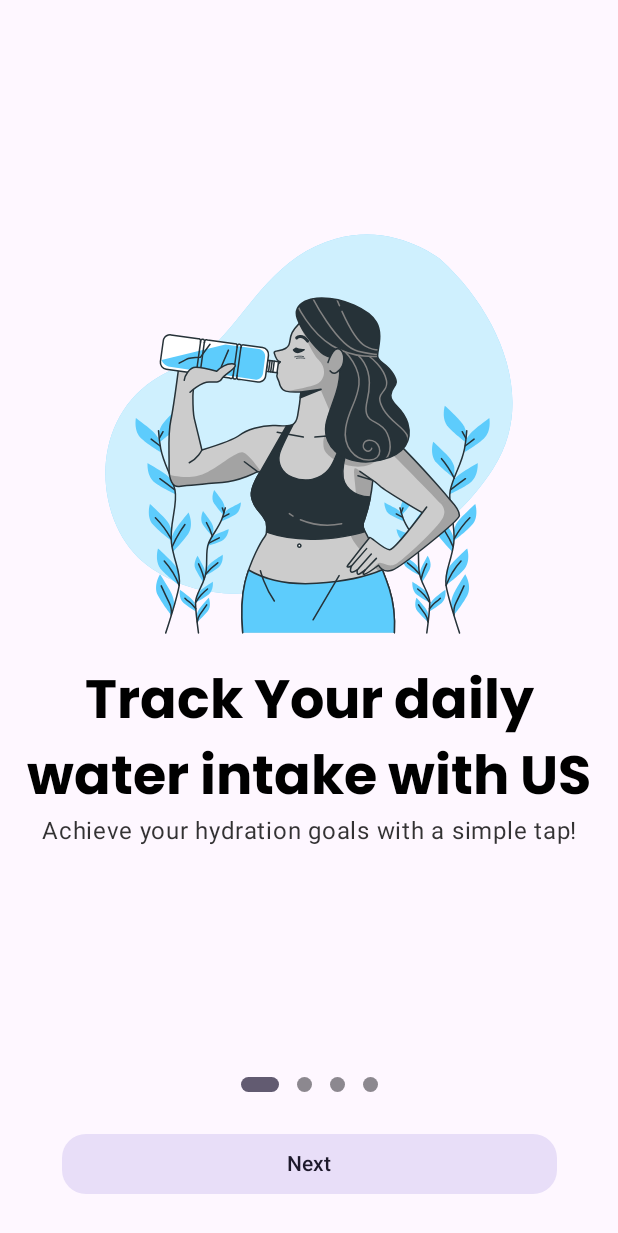
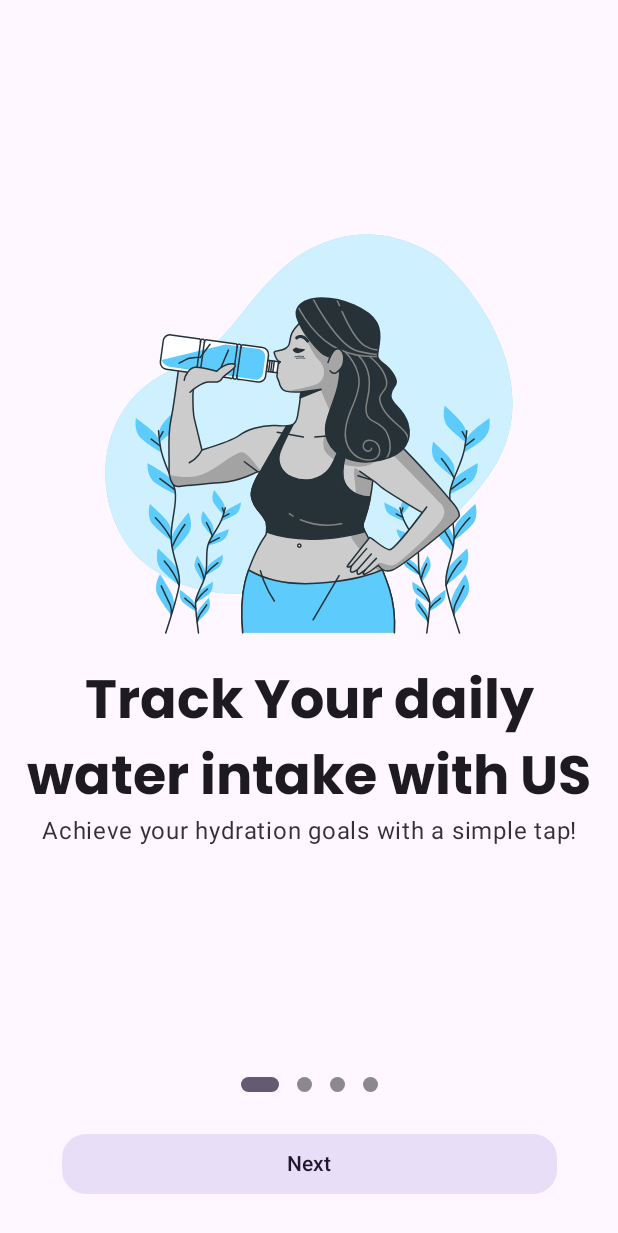
Before and after one commit to AAyar94/Aquatick, an Android app built with Jetpack Compose: the route_onboarding screen opened through its navigation route, on a phone screen of 412 x 824 dp. Shown: the top 1233 px of the screen. Run offline under Robolectric (Android 15) with nearby library versions, the light colour scheme and no system bars; our stand-ins replace Dagger/Hilt's generated code.

Commit message:
change route onboarding to Setup

```diff
--- a/app/src/main/java/com/aayar94/aquatick/ui/screen/onboarding/Onboarding.kt
+++ b/app/src/main/java/com/aayar94/aquatick/ui/screen/onboarding/Onboarding.kt
@@ -52,6 +52,7 @@ import androidx.navigation.compose.composable
 import androidx.navigation.compose.rememberNavController
 import com.aayar94.aquatick.R
 import com.aayar94.aquatick.core.navigation.INavigationItem
+import com.aayar94.aquatick.ui.screen.setup.Setup
 import com.aayar94.aquatick.util.Constant.CHANNEL_ID
 import com.aayar94.aquatick.util.DevicesPreview
 import com.example.compose.AquatickTheme
@@ -92,7 +93,7 @@ fun OnboardingScreen(navController: NavController, viewModel: OnboardingViewMode
                     state.scrollToPage(page = state.currentPage + 1)
                 }
             } else {
-                navController.navigate("route_setup")
+                navController.navigate(Setup.route)
                 viewModel.onBoardingFinished()
             }
         }
@@ -227,13 +228,13 @@ fun OnBoardingItem(item: OnboardingDataModel) {
         Image(painter = painterResource(id = item.image), contentDescription = null)
         Text(
             text = stringResource(id = item.title),
-            color = item.textColor,
+            color = MaterialTheme.colorScheme.onBackground,
             style = MaterialTheme.typography.titleLarge,
             textAlign = TextAlign.Center
         )
         Text(
             text = stringResource(id = item.text),
-            color = item.textColor.copy(alpha = 0.8f),
+            color = MaterialTheme.colorScheme.onBackground.copy(alpha = 0.90f),
             textAlign = TextAlign.Center,
             style = MaterialTheme.typography.bodyLarge
         )
```
